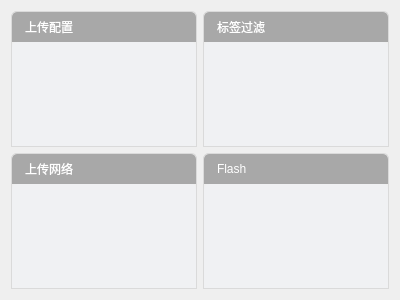
Above: src/ReaderManager/tabuploadform.ui from shi-jq/LINKS004-YRFID-PC-CPlus before the change. Below: the same form after it.
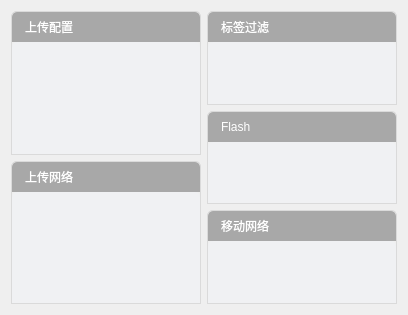
That is the form after the change.

Diff of the .ui file:
```diff
--- a/src/ReaderManager/tabuploadform.ui
+++ b/src/ReaderManager/tabuploadform.ui
@@ -6,14 +6,16 @@
    <rect>
     <x>0</x>
     <y>0</y>
-    <width>400</width>
-    <height>300</height>
+    <width>408</width>
+    <height>315</height>
    </rect>
   </property>
   <property name="windowTitle">
    <string>Form</string>
   </property>
-  <layout class="QGridLayout" name="gridLayout_3">
+  <layout class="QGridLayout" name="gridLayout_5">
+   <item row="0" column="0">
+    <layout class="QGridLayout" name="gridLayout_4">
    <item row="0" column="0">
     <layout class="QVBoxLayout" name="verticalLayout">
      <item>
@@ -298,6 +300,76 @@
         </item>
        </layout>
       </widget>
+       </item>
+       <item>
+        <widget class="QWidget" name="widget_9" native="true">
+         <property name="styleSheet">
+          <string notr="true">.QWidget
+{
+	border: 1px solid rgb(218,218,218);
+	border-top-right-radius: 5px;
+	border-top-left-radius: 5px;
+}</string>
+         </property>
+         <layout class="QGridLayout" name="gridLayout_3">
+          <property name="leftMargin">
+           <number>1</number>
+          </property>
+          <property name="topMargin">
+           <number>1</number>
+          </property>
+          <property name="rightMargin">
+           <number>1</number>
+          </property>
+          <property name="bottomMargin">
+           <number>1</number>
+          </property>
+          <property name="verticalSpacing">
+           <number>0</number>
+          </property>
+          <item row="0" column="0">
+           <widget class="QLabel" name="label_10">
+            <property name="minimumSize">
+             <size>
+              <width>0</width>
+              <height>30</height>
+             </size>
+            </property>
+            <property name="maximumSize">
+             <size>
+              <width>16777215</width>
+              <height>30</height>
+             </size>
+            </property>
+            <property name="styleSheet">
+             <string notr="true">font: 10pt &quot;微软雅黑&quot;;
+color: rgb(255, 255, 255);
+background-color: rgb(168, 168, 168);
+padding: 3px 3px 3px 10px;
+border: none;
+border-top-right-radius: 5px;
+border-top-left-radius: 5px;</string>
+            </property>
+            <property name="text">
+             <string>移动网络</string>
+            </property>
+           </widget>
+          </item>
+          <item row="1" column="0">
+           <widget class="QWidget" name="widget_10" native="true">
+            <property name="styleSheet">
+             <string notr="true">.QWidget
+{
+	border: none;
+	background-color: rgb(240, 241, 243);
+}</string>
+            </property>
+           </widget>
+          </item>
+         </layout>
+        </widget>
+       </item>
+      </layout>
      </item>
     </layout>
    </item>
```
Lines whose indentation alone changed are shown as unchanged.
